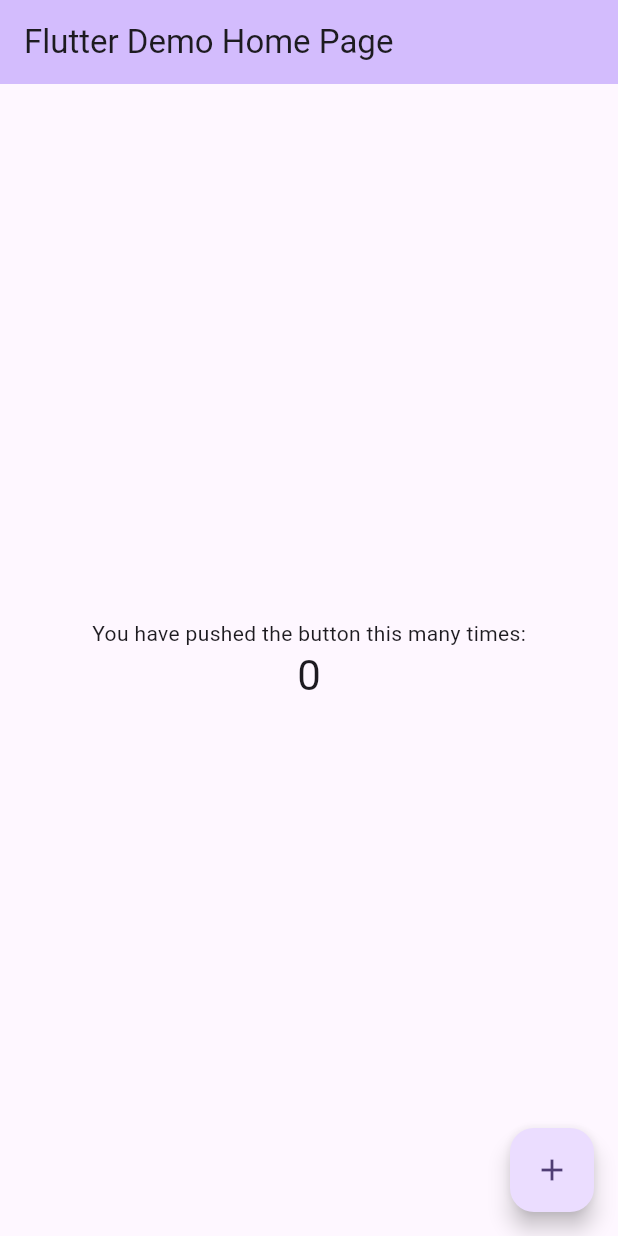
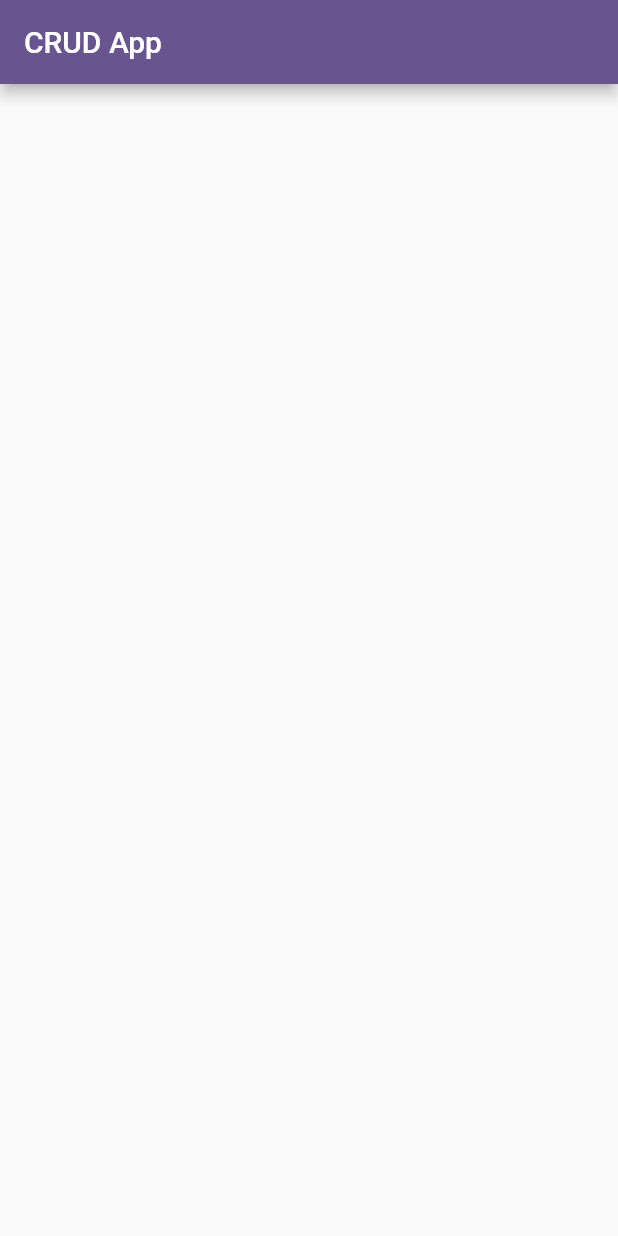
Before and after one commit to raihansikdar/flutter_crud_app_with_api, a Flutter app: the screen it shows after launch, on a phone screen of 412 x 824 dp. Run offline on Flutter 3.47's test engine with Material 2 defaults, Android fonts, the phone set to English and light mode, and no system bars.

Commit message:
add home Page

```diff
--- /dev/null
+++ b/lib/home_page.dart
@@ -0,0 +1,14 @@
+import 'package:flutter/material.dart';
+
+class HomePage extends StatelessWidget {
+  const HomePage({Key? key}) : super(key: key);
+
+  @override
+  Widget build(BuildContext context) {
+    return Scaffold(
+      appBar: AppBar(
+        title: Text("CRUD App"),
+      ),
+    );
+  }
+}
--- a/lib/main.dart
+++ b/lib/main.dart
@@ -1,4 +1,5 @@
 import 'package:flutter/material.dart';
+import 'package:flutter_crud_app_with_api/home_page.dart';
 
 void main() {
   runApp(const MyApp());
@@ -7,119 +8,15 @@ void main() {
 class MyApp extends StatelessWidget {
   const MyApp({super.key});
 
-  // This widget is the root of your application.
   @override
   Widget build(BuildContext context) {
     return MaterialApp(
       title: 'Flutter Demo',
+      debugShowCheckedModeBanner: false,
       theme: ThemeData(
-        // This is the theme of your application.
-        //
-        // TRY THIS: Try running your application with "flutter run". You'll see
-        // the application has a blue toolbar. Then, without quitting the app,
-        // try changing the seedColor in the colorScheme below to Colors.green
-        // and then invoke "hot reload" (save your changes or press the "hot
-        // reload" button in a Flutter-supported IDE, or press "r" if you used
-        // the command line to start the app).
-        //
-        // Notice that the counter didn't reset back to zero; the application
-        // state is not lost during the reload. To reset the state, use hot
-        // restart instead.
-        //
-        // This works for code too, not just values: Most code changes can be
-        // tested with just a hot reload.
         colorScheme: ColorScheme.fromSeed(seedColor: Colors.deepPurple),
-        useMaterial3: true,
       ),
-      home: const MyHomePage(title: 'Flutter Demo Home Page'),
+      home: const HomePage(),
     );
   }
 }
-
-class MyHomePage extends StatefulWidget {
-  const MyHomePage({super.key, required this.title});
-
-  // This widget is the home page of your application. It is stateful, meaning
-  // that it has a State object (defined below) that contains fields that affect
-  // how it looks.
-
-  // This class is the configuration for the state. It holds the values (in this
-  // case the title) provided by the parent (in this case the App widget) and
-  // used by the build method of the State. Fields in a Widget subclass are
-  // always marked "final".
-
-  final String title;
-
-  @override
-  State<MyHomePage> createState() => _MyHomePageState();
-}
-
-class _MyHomePageState extends State<MyHomePage> {
-  int _counter = 0;
-
-  void _incrementCounter() {
-    setState(() {
-      // This call to setState tells the Flutter framework that something has
-      // changed in this State, which causes it to rerun the build method below
-      // so that the display can reflect the updated values. If we changed
-      // _counter without calling setState(), then the build method would not be
-      // called again, and so nothing would appear to happen.
-      _counter++;
-    });
-  }
-
-  @override
-  Widget build(BuildContext context) {
-    // This method is rerun every time setState is called, for instance as done
-    // by the _incrementCounter method above.
-    //
-    // The Flutter framework has been optimized to make rerunning build methods
-    // fast, so that you can just rebuild anything that needs updating rather
-    // than having to individually change instances of widgets.
-    return Scaffold(
-      appBar: AppBar(
-        // TRY THIS: Try changing the color here to a specific color (to
-        // Colors.amber, perhaps?) and trigger a hot reload to see the AppBar
-        // change color while the other colors stay the same.
-        backgroundColor: Theme.of(context).colorScheme.inversePrimary,
-        // Here we take the value from the MyHomePage object that was created by
-        // the App.build method, and use it to set our appbar title.
-        title: Text(widget.title),
-      ),
-      body: Center(
-        // Center is a layout widget. It takes a single child and positions it
-        // in the middle of the parent.
-        child: Column(
-          // Column is also a layout widget. It takes a list of children and
-          // arranges them vertically. By default, it sizes itself to fit its
-          // children horizontally, and tries to be as tall as its parent.
-          //
-          // Column has various properties to control how it sizes itself and
-          // how it positions its children. Here we use mainAxisAlignment to
-          // center the children vertically; the main axis here is the vertical
-          // axis because Columns are vertical (the cross axis would be
-          // horizontal).
-          //
-          // TRY THIS: Invoke "debug painting" (choose the "Toggle Debug Paint"
-          // action in the IDE, or press "p" in the console), to see the
-          // wireframe for each widget.
-          mainAxisAlignment: MainAxisAlignment.center,
-          children: <Widget>[
-            const Text(
-              'You have pushed the button this many times:',
-            ),
-            Text(
-              '$_counter',
-              style: Theme.of(context).textTheme.headlineMedium,
-            ),
-          ],
-        ),
-      ),
-      floatingActionButton: FloatingActionButton(
-        onPressed: _incrementCounter,
-        tooltip: 'Increment',
-        child: const Icon(Icons.add),
-      ), // This trailing comma makes auto-formatting nicer for build methods.
-    );
-  }
-}
```
